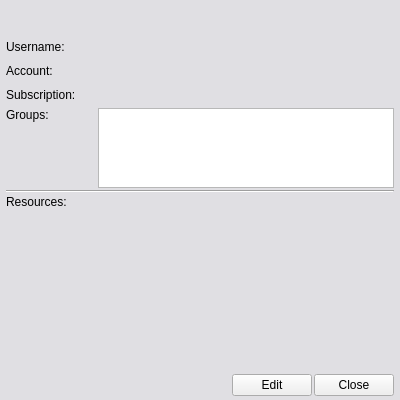
Before: the Qt Designer form share/skins/default/contactinfo.ui in itds-consulting/yate, drawn with Qt 5.
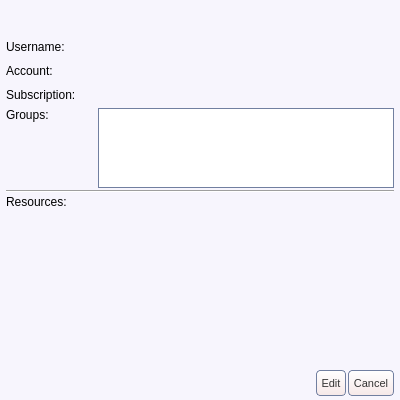
After: the same form once the commit is applied. Icons and pictures are not drawn.

Commit message: Moved channel control buttons to channel item in channels list. Conference and transfer are now done from master channel and shown in its item in channels list. Changed user interface colors and shapes.

Diff of the .ui file:
```diff
--- a/share/skins/default/contactinfo.ui
+++ b/share/skins/default/contactinfo.ui
@@ -31,15 +31,99 @@
    <iconset>info.png</iconset>
   </property>
   <property name="styleSheet" >
-   <string>QWidget {&#xd;
-  color: black;&#xd;
-}&#xd;
-QWidget#contactinfo {&#xd;
-  background-color: #e0dfe3;&#xd;
-}&#xd;
-QLabel {&#xd;
-  background: none;&#xd;
-}&#xd;
+   <string>QLabel {
+  background: none;
+}
+QWidget#contactinfo {
+  background:#f7f5fd;
+}
+QLineEdit {
+  color:#333333;
+  border: 1px solid #717fa0;
+  border-radius: 4px;
+}
+QListWidget {
+  color:#333333;
+  border: 1px solid #717fa0;
+}
+QTableWidget {
+  color:#333333;
+  border: 1px solid #717fa0;
+}
+QAbstractButton { font-size: 11px; color: #333333; }
+QToolButton {
+  border: 1px solid #717fa0;
+  border-radius: 4px;
+  background: qlineargradient(x1: 0, y1: 0, x2: 0, y2: 1, stop: 0 #ffffff, stop: 1 #f6e8e8);
+}
+QToolButton:hover { background: qlineargradient(x1: 0, y1: 0, x2: 0, y2: 1, stop: 0 #ffffff, stop: 1 #f9f3f3); }
+QToolButton:pressed { background: qlineargradient(x1: 0, y1: 0, x2: 0, y2: 1, stop: 0 #f6e8e8, stop: 1 #ffffff); }
+QPushButton {
+  border: 1px solid #717fa0;
+  border-radius: 4px;
+  background: qlineargradient(x1: 0, y1: 0, x2: 0, y2: 1, stop: 0 #ffffff, stop: 1 #f6e8e8);
+}
+QPushButton:hover { background: qlineargradient(x1: 0, y1: 0, x2: 0, y2: 1, stop: 0 #ffffff, stop: 1 #f9f3f3); }
+QPushButton:pressed { background: qlineargradient(x1: 0, y1: 0, x2: 0, y2: 1, stop: 0 #f6e8e8, stop: 1 #ffffff); }
+QComboBox::down-arrow { image: url(cb_arrow.png); }
+QComboBox::down-arrow:on { top: 1px; left: 1px; }
+QComboBox {
+  padding-left: 2px;
+  padding-right: 25px;
+  border: 1px solid #717fa0;
+  border-radius: 4px;
+}
+QComboBox::drop-down {
+  width: 22px;
+  border-left: 1px solid #717fa0;
+}
+QCheckBox::indicator:checked { image: url(checkbox_on.png); }
+QCheckBox::indicator:unchecked { image: url(checkbox_off.png); }
+QRadioButton::indicator:checked { image: url(radio_on.png); }
+QRadioButton::indicator:unchecked { image: url(radio_off.png); }
+QScrollBar { border: 1px solid #717fa0; background: white; }
+QScrollBar::handle {
+  background: qlineargradient(x1: 0, y1: 0, x2: 0, y2: 1, stop: 0 #ffffff, stop: 1 #f6e8e8);
+  border: 1px solid #717fa0;
+}
+QScrollBar:vertical {
+  width: 14px;
+  margin: 16px 0px 16px 0px;
+  border-top: 0px;
+  border-bottom: 0px;
+  border-right: 0px;
+}
+QScrollBar:horizontal {
+  height: 14px;
+  margin: 0px 16px 0px 16px;
+  border-left: 0px;
+  border-right: 0px;
+  border-bottom: 0px;
+}
+QScrollBar::add-line {
+  height: 13px;
+  width: 13px;
+  border: 1px solid #717fa0;
+  subcontrol-origin: margin;
+  background: qlineargradient(x1: 0, y1: 0, x2: 0, y2: 1, stop: 0 #ffffff, stop: 1 #f6e8e8);
+}
+QScrollBar::sub-line {
+  height: 13px;
+  width: 13px;
+  border: 1px solid #717fa0;
+  subcontrol-origin: margin;
+  background: qlineargradient(x1: 0, y1: 0, x2: 0, y2: 1, stop: 0 #ffffff, stop: 1 #f6e8e8);
+}
+QScrollBar::handle:vertical { border-left: 0px; border-right: 0px; }
+QScrollBar::handle:horizontal { border-top: 0px; border-bottom: 0px; }
+QScrollBar::add-line:vertical { subcontrol-position: bottom; image: url(scroll_down.png); height: 14px; }
+QScrollBar::sub-line:vertical { subcontrol-position: top; image: url(scroll_up.png); height: 14px; }
+QScrollBar::add-line:horizontal { subcontrol-position: right; image: url(scroll_right.png); width: 14px; }
+QScrollBar::sub-line:horizontal { subcontrol-position: left; image: url(scroll_left.png); width: 14px; }
+QScrollBar::up-arrow:pressed { border: 1px solid #717fa0; }
+QScrollBar::down-arrow:pressed { border: 1px solid #717fa0; }
+QScrollBar::left-arrow:pressed { border: 1px solid #717fa0; }
+QScrollBar::right-arrow:pressed { border: 1px solid #717fa0; }
 </string>
   </property>
   <property name="_yate_destroyonhide" stdset="0" >
@@ -438,28 +522,88 @@
       </spacer>
      </item>
      <item>
-      <widget class="QPushButton" name="chatcontact_edit" >
+      <widget class="QToolButton" name="chatcontact_edit" >
+       <property name="sizePolicy" >
+        <sizepolicy vsizetype="Fixed" hsizetype="Minimum" >
+         <horstretch>0</horstretch>
+         <verstretch>0</verstretch>
+        </sizepolicy>
+       </property>
+       <property name="minimumSize" >
+        <size>
+         <width>0</width>
+         <height>26</height>
+        </size>
+       </property>
+       <property name="maximumSize" >
+        <size>
+         <width>16777215</width>
+         <height>26</height>
+        </size>
+       </property>
+       <property name="toolTip" >
+        <string>Edit the selected account</string>
+       </property>
        <property name="text" >
         <string>Edit</string>
        </property>
        <property name="icon" >
         <iconset>edit.png</iconset>
        </property>
+       <property name="toolButtonStyle" >
+        <enum>Qt::ToolButtonTextBesideIcon</enum>
+       </property>
+       <property name="_yate_normal_icon" stdset="0" >
+        <string>edit.png</string>
+       </property>
+       <property name="_yate_pressed_icon" stdset="0" >
+        <string>edit_pressed.png</string>
+       </property>
+       <property name="_yate_hover_icon" stdset="0" >
+        <string>edit_hover.png</string>
+       </property>
        <property name="_yate_identity" stdset="0" >
         <string>chatcontact_edit</string>
        </property>
       </widget>
      </item>
      <item>
-      <widget class="QPushButton" name="button_hide" >
+      <widget class="QToolButton" name="button_hide" >
+       <property name="sizePolicy" >
+        <sizepolicy vsizetype="Fixed" hsizetype="Minimum" >
+         <horstretch>0</horstretch>
+         <verstretch>0</verstretch>
+        </sizepolicy>
+       </property>
+       <property name="minimumSize" >
+        <size>
+         <width>0</width>
+         <height>26</height>
+        </size>
+       </property>
+       <property name="maximumSize" >
+        <size>
+         <width>16777215</width>
+         <height>26</height>
+        </size>
+       </property>
        <property name="text" >
-        <string>Close</string>
+        <string>Cancel</string>
        </property>
        <property name="icon" >
         <iconset>close.png</iconset>
        </property>
-       <property name="shortcut" >
-        <string>Esc</string>
+       <property name="toolButtonStyle" >
+        <enum>Qt::ToolButtonTextBesideIcon</enum>
+       </property>
+       <property name="_yate_normal_icon" stdset="0" >
+        <string>cancel.png</string>
+       </property>
+       <property name="_yate_pressed_icon" stdset="0" >
+        <string>cancel_pressed.png</string>
+       </property>
+       <property name="_yate_hover_icon" stdset="0" >
+        <string>cancel_hover.png</string>
        </property>
       </widget>
      </item>
```
Left out of the diff: 2 changed lines with no effect on the pictures. The commit also changes 200 other files.
